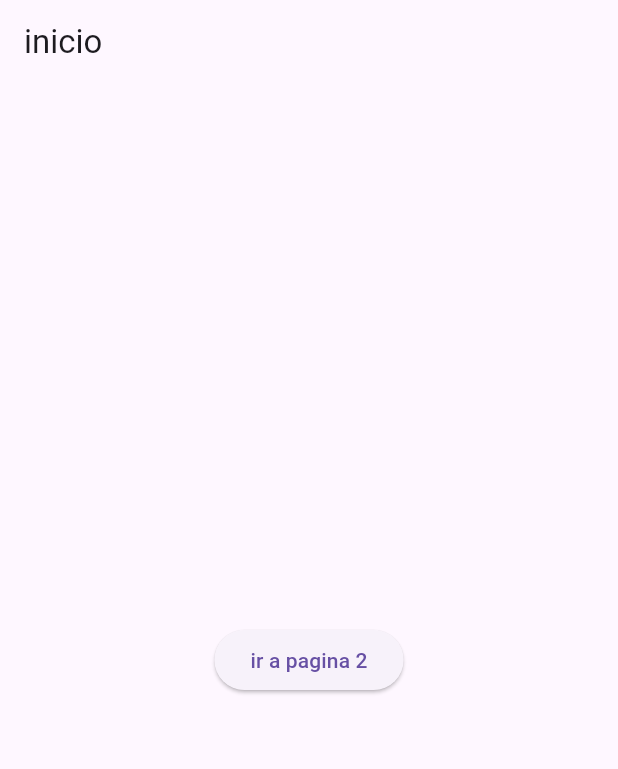
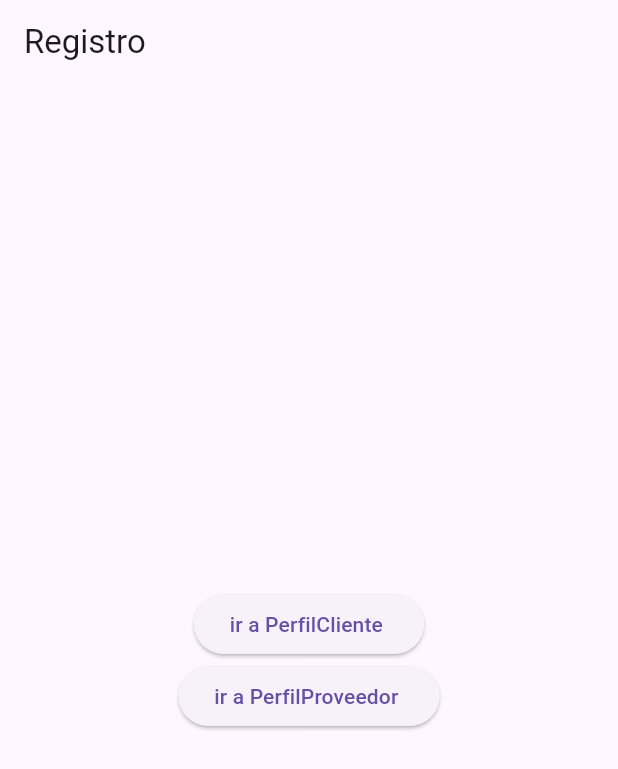
Before and after one commit to Jenifer-Leiva/HOGAR-FIX, a Flutter app: the screen it shows after launch, on a phone screen of 412 x 824 dp. Shown: the top 769 px of the screen. Run offline on Flutter 3.47's test engine with Material 3 defaults, Android fonts, the phone set to English and light mode, and no system bars; our stand-ins replace firebase_core, go_router; accounts and stored records are empty.

Commit message:
navegacion por goroute

```diff
--- a/lib/main.dart
+++ b/lib/main.dart
@@ -2,8 +2,24 @@ import 'package:firebase_core/firebase_core.dart';
 import 'package:flutter/material.dart';
 import 'package:hogarfixapp/firebase_options.dart';
 import 'package:go_router/go_router.dart';
-import 'package:hogarfixapp/pantallas/inicio.dart';
-import 'package:hogarfixapp/pantallas/pagina.dart';
+import 'package:hogarfixapp/pantallas/Calificacion.dart';
+import 'package:hogarfixapp/pantallas/Chat.dart';
+import 'package:hogarfixapp/pantallas/ConfirmacionServicio.dart';
+import 'package:hogarfixapp/pantallas/DetallesProveedor.dart';
+import 'package:hogarfixapp/pantallas/EditarPerfilCliente.dart';
+import 'package:hogarfixapp/pantallas/EditarPerfilProveedor.dart';
+import 'package:hogarfixapp/pantallas/HistorialServicios.dart';
+import 'package:hogarfixapp/pantallas/InicioCliente.dart';
+import 'package:hogarfixapp/pantallas/InicioProveedor.dart';
+import 'package:hogarfixapp/pantallas/MonitoreoServicio.dart';
+import 'package:hogarfixapp/pantallas/PerfilCliente.dart';
+import 'package:hogarfixapp/pantallas/PerfilProveedor.dart';
+import 'package:hogarfixapp/pantallas/ProgresoServicio.dart';
+import 'package:hogarfixapp/pantallas/Registro.dart';
+import 'package:hogarfixapp/pantallas/ResultadosBusqueda.dart';
+import 'package:hogarfixapp/pantallas/Soporte.dart';
+
+
 
 Future<void> main() async {
   WidgetsFlutterBinding.ensureInitialized();
@@ -19,14 +35,78 @@ class MainApp extends StatelessWidget {
   @override
   Widget build(BuildContext context) {
     return  MaterialApp.router(
-      routerConfig: GoRouter(initialLocation: '/inicio',routes: [
+      routerConfig: GoRouter(initialLocation: '/Registro',routes: [
       GoRoute(
-        path: '/inicio',
-        builder: (context, state) => Inicio() ,
+        path: '/Registro',
+        builder: (context, state) => Registro() ,
+        ),
+
+
+        GoRoute(
+        path: '/PerfilCliente',
+        builder: (context, state) => PerfilCliente() ,
         ),
         GoRoute(
-        path: '/pagina',
-        builder: (context, state) => Pagina() ,
+        path: '/EditarPerfilCliente',
+        builder: (context, state) => EditarPerfilCliente() ,
+        ),
+        GoRoute(
+        path: '/InicioCliente',
+        builder: (context, state) => InicioCliente() ,
+        ),
+        GoRoute(
+        path: '/ResultadosBusqueda',
+        builder: (context, state) => ResultadosBusqueda() ,
+        ),
+
+
+         GoRoute(
+        path: '/PerfilProveedor',
+        builder: (context, state) => PerfilProveedor() ,
+        ),
+         GoRoute(
+        path: '/EditarPerfilProveedor',
+        builder: (context, state) => EditarPerfilProveedor() ,
+        ),
+         GoRoute(
+        path: '/InicioProveedor',
+        builder: (context, state) => InicioProveedor() ,
+        ),
+        GoRoute(
+        path: '/DetallesProveedor',
+        builder: (context, state) => DetallesProveedor() ,
+        ),
+
+
+        GoRoute(
+        path: '/ConfirmacionServicio',
+        builder: (context, state) => ConfirmacionServicio() ,
+        ),
+        GoRoute(
+        path: '/Chat',
+        builder: (context, state) => Chat() ,
+        ),
+        GoRoute(
+        path: '/ProgresoServicio',
+        builder: (context, state) => ProgresoServicio() ,
+        ),
+        GoRoute(
+        path: '/MonitoreoServicio',
+        builder: (context, state) => MonitoreoServicio() ,
+        ),
+        GoRoute(
+        path: '/Calificacion',
+        builder: (context, state) => Calificacion() ,
+        ),
+
+
+         GoRoute(
+        path: '/HistorialServicios',
+        builder: (context, state) => HistorialServicios() ,
+        ),
+        GoRoute(
+        path: '/Soporte',
+        builder: (context, state) => Soporte() ,
         ),
       ]),
     );
--- a/lib/pantallas/inicio.dart
+++ b/lib/pantallas/ConfirmacionServicio.dart
@@ -1,22 +1,22 @@
 import 'package:flutter/material.dart';
 import 'package:go_router/go_router.dart';
 
-class Inicio extends StatelessWidget{
-  const Inicio({super.key});
+class ConfirmacionServicio extends StatelessWidget{
+  const ConfirmacionServicio({super.key});
 
   @override
   Widget build(BuildContext context) {
     return Scaffold(
       appBar: AppBar(
-        title: const Text("inicio"),
+        title: const Text("ConfirmacionServicio"),
       ),
       body: Center(
         child: Column(
           mainAxisAlignment: MainAxisAlignment.center,
           children: [
             ElevatedButton(
-              onPressed:() => context.go('/pagina'),
-              child: const Text("ir a pagina 2")
+              onPressed:() => context.go('/Chat'),
+              child: const Text("ir a Chat ")
               )
           ],
         ),
--- a/lib/pantallas/pagina.dart
+++ b/lib/pantallas/PerfilProveedor.dart
@@ -1,22 +1,22 @@
 import 'package:flutter/material.dart';
 import 'package:go_router/go_router.dart';
 
-class Pagina extends StatelessWidget{
-  const Pagina({super.key});
+class PerfilProveedor extends StatelessWidget{
+  const PerfilProveedor({super.key});
 
   @override
   Widget build(BuildContext context) {
     return Scaffold(
       appBar: AppBar(
-        title: const Text("pagina 2"),
+        title: const Text("PerfilProveedor"),
       ),
       body: Center(
         child: Column(
           mainAxisAlignment: MainAxisAlignment.center,
           children: [
             ElevatedButton(
-              onPressed:() => context.go('/inicio'),
-              child: const Text("ir a inciio")
+              onPressed:() => context.go('/EditarPerfilProveedor'),
+              child: const Text("ir a EditarPerfilProveedor ")
               )
           ],
         ),
--- /dev/null
+++ b/lib/pantallas/Registro.dart
@@ -0,0 +1,29 @@
+import 'package:flutter/material.dart';
+import 'package:go_router/go_router.dart';
+
+class Registro extends StatelessWidget{
+  const Registro({super.key});
+
+  @override
+  Widget build(BuildContext context) {
+    return Scaffold(
+      appBar: AppBar(
+        title: const Text("Registro"),
+      ),
+      body: Center(
+        child: Column(
+          mainAxisAlignment: MainAxisAlignment.center,
+          children: [
+            ElevatedButton(
+              onPressed:() => context.go('/PerfilCliente'),
+              child: const Text("ir a PerfilCliente ")
+              ),
+              ElevatedButton(
+              onPressed:() => context.go('/PerfilProveedor'),
+              child: const Text("ir a PerfilProveedor ")
+              )
+          ],
+        ),
+      ),
+    );
+  }}
--- a/pubspec.yaml
+++ b/pubspec.yaml
@@ -10,13 +10,15 @@ dependencies:
   flutter:
     sdk: flutter
   firebase_core: ^3.6.0
-  go_router: ^14.4.1
-  intl_utils: ^2.8.7
+  //navegar entre paginas
+   go_router: ^14.4.1
+
 
 dev_dependencies:
   flutter_test:
     sdk: flutter
   flutter_lints: ^4.0.0
 
+
 flutter:
   uses-material-design: true
```
Also changed, not shown: lib/pantallas/Calificacion.dart (added, +25 -0 lines), lib/pantallas/Chat.dart (added, +25 -0 lines), lib/pantallas/DetallesProveedor.dart (added, +25 -0 lines), lib/pantallas/EditarPerfilCliente.dart (added, +25 -0 lines), lib/pantallas/EditarPerfilProveedor.dart (added, +25 -0 lines), lib/pantallas/HistorialServicios.dart (added, +25 -0 lines), lib/pantallas/InicioCliente.dart (added, +25 -0 lines), lib/pantallas/InicioProveedor.dart (added, +25 -0 lines), lib/pantallas/MonitoreoServicio.dart (added, +25 -0 lines), lib/pantallas/PerfilCliente.dart (added, +25 -0 lines), lib/pantallas/ProgresoServicio.dart (added, +25 -0 lines), lib/pantallas/ResultadosBusqueda.dart (added, +25 -0 lines), lib/pantallas/Soporte.dart (added, +25 -0 lines).
